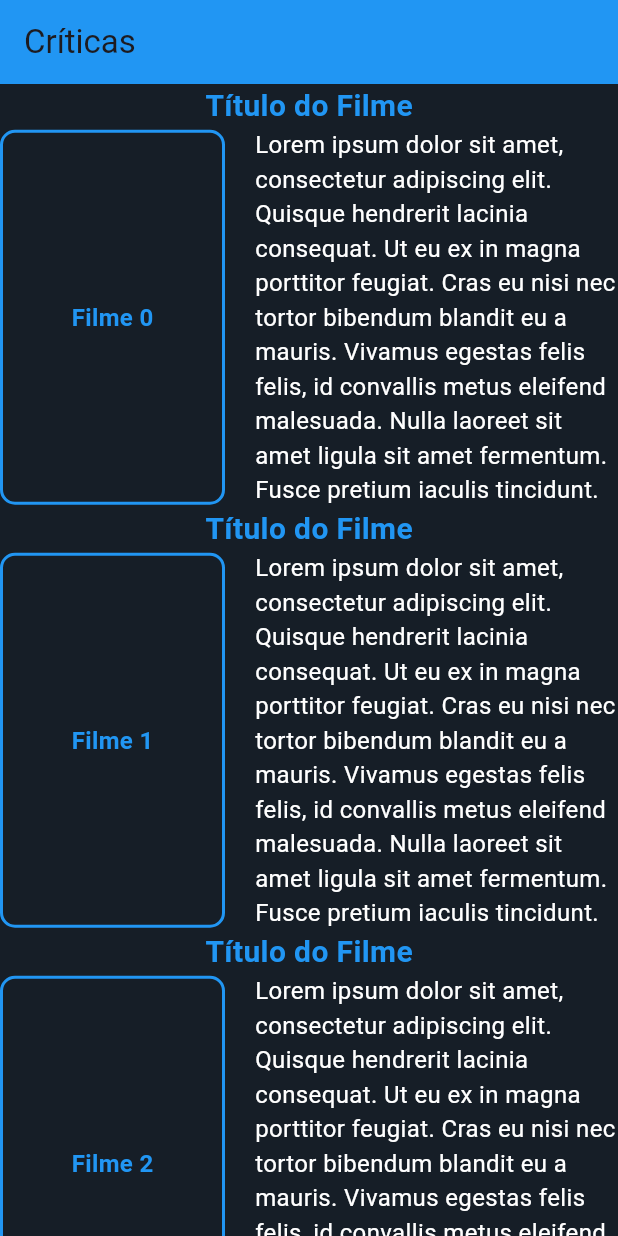
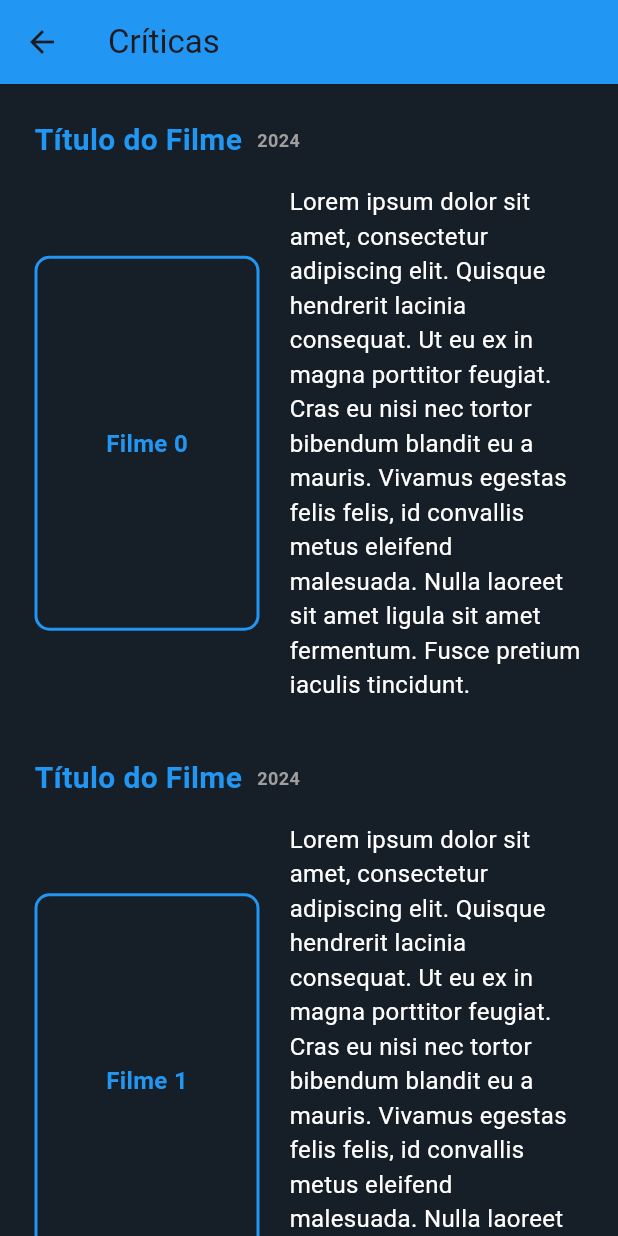
Before and after one commit to diegobrnrd/filmin, a Flutter app: the screen it shows after launch, on a phone screen of 412 x 824 dp. Run offline on Flutter 3.47's test engine with Material 3 defaults, Android fonts, the phone set to English and light mode, and no system bars.

Commit message:
finalizada a primeira parte do front-end da tela de críticas
A próxima parte é adicionar a responsividade

```diff
--- a/lib/criticas.dart
+++ b/lib/criticas.dart
@@ -17,28 +17,48 @@ class CriticasScreen extends StatelessWidget {
 
   @override
   Widget build(BuildContext context) {
-
     // TODO: implement build
     return Scaffold(
       appBar: AppBar(
         backgroundColor: Colors.blue,
-        title: const Text("Críticas")),
+        title: const Text("Críticas"),
+        leading: IconButton(
+        icon: const Icon(Icons.arrow_back),
+        onPressed: () {
+        Navigator.pop(context); // Retorna à tela anterior
+          },
+        ),
+      ),
       body: SingleChildScrollView(
+        child: Padding(
+        padding: const EdgeInsets.all(5.0),
         child: Center(
           child: Column(
             children: _criticas,
       )),
-    ));
+    )));
   }
 
   Widget _buildCritica(String tituloFilme, String textoCritica) {
-    return Column(
+    return  Container(
+    margin: const EdgeInsets.symmetric(vertical: 10.0, horizontal: 10.0), // Define a margem
+    padding: const EdgeInsets.all(8.0), // (Opcional)
+    child: Column(
+      crossAxisAlignment: CrossAxisAlignment.start,
       children: [
-        const Text("Título do Filme", style: TextStyle(
+        const Row(children: [
+        Text("Título do Filme", style: TextStyle(
           fontWeight: FontWeight.bold,
               fontSize: 20,
               color: Colors.blue
         ),),
+        SizedBox(width: 10,),
+        Text("2024", style:
+        TextStyle(
+          fontWeight: FontWeight.bold,
+              fontSize: 12,
+              color: Colors.grey),)]),
+        const SizedBox(height: 15,),
         Row(
           children: [
             FilmeWidget(titulo: tituloFilme),
@@ -54,6 +74,6 @@ class CriticasScreen extends StatelessWidget {
           ],
         )
       ],
-    );
+    ));
   }
 }
```
